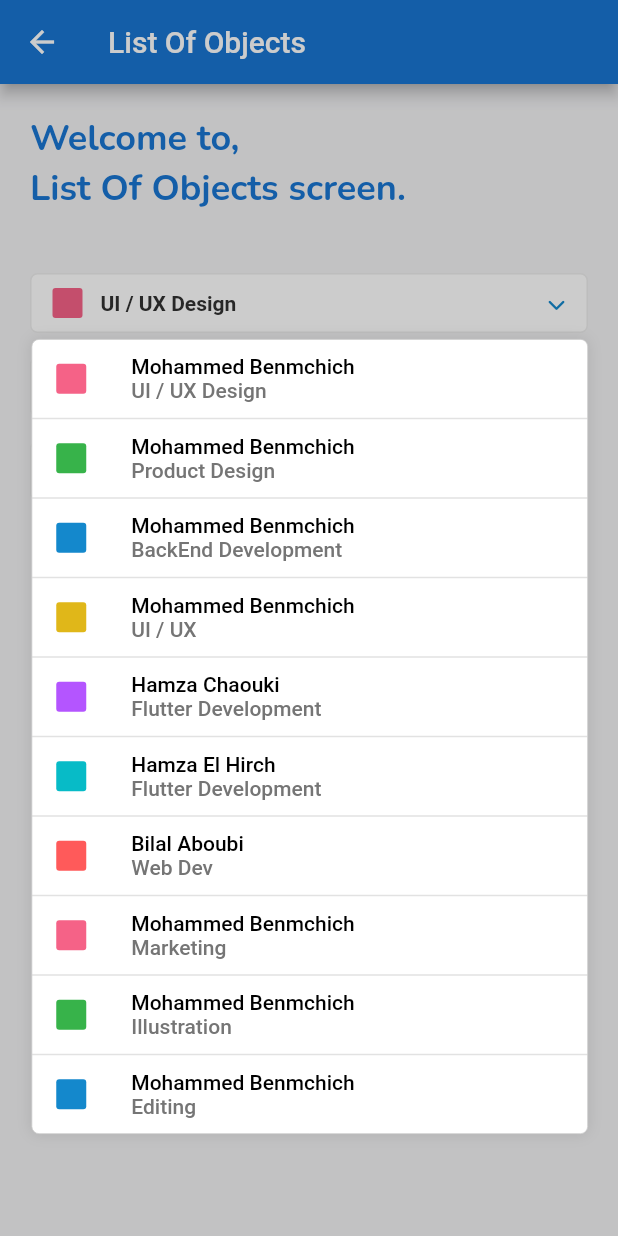
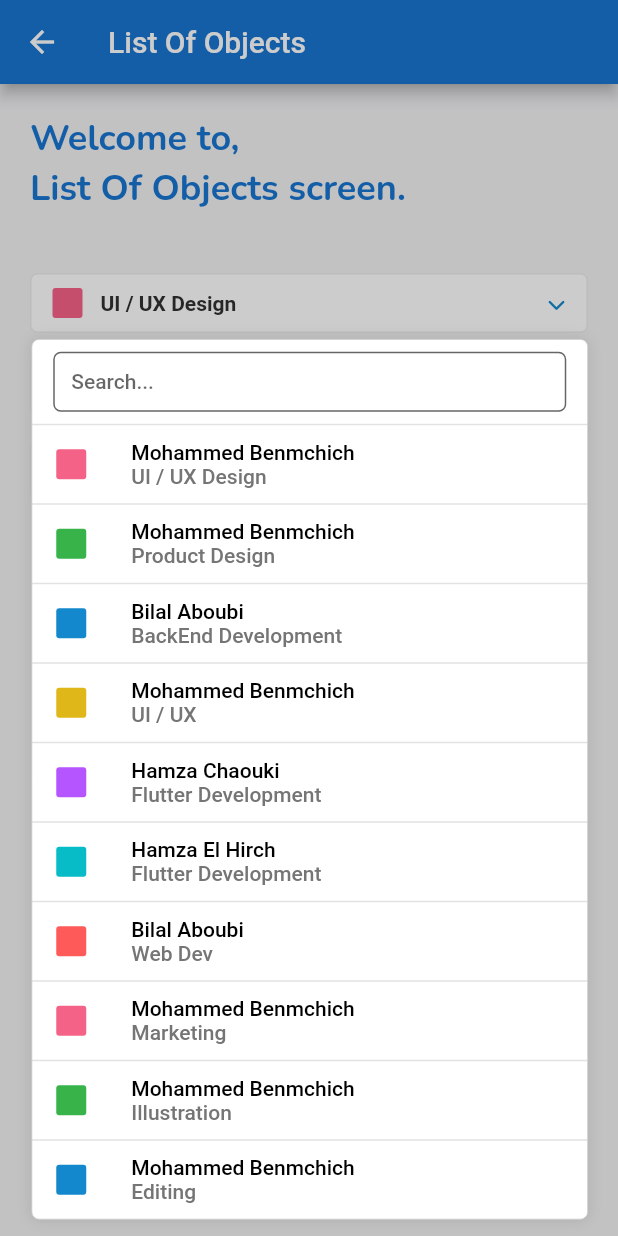
Before and after one commit to hamzamirai/mirai_dropdown_menu, a Flutter app: the ListObjectsScreen screen opened directly, after a tap on "UI / UX Design", on a phone screen of 412 x 824 dp. Run offline on Flutter 3.47's test engine with Material 2 defaults, Android fonts, the phone set to English and light mode, and no system bars; our stand-ins replace font_awesome_flutter, google_fonts, substring_highlight.

Commit message:
General Search..

```diff
--- a/example/lib/app/data/projects.dart
+++ b/example/lib/app/data/projects.dart
@@ -24,7 +24,7 @@ ProjectModel projectModel1 = ProjectModel(
 
 ProjectModel projectModel2 = ProjectModel(
   job: "BackEnd Development",
-  name: "Mohammed Benmchich",
+  name: "Bilal Aboubi",
   title: "5% completed 19988 budget left",
   progress: 0.05,
   color: listColor[2],
--- a/example/lib/app/models/project_model.dart
+++ b/example/lib/app/models/project_model.dart
@@ -24,4 +24,9 @@ class ProjectModel {
     this.progress,
     this.color = const Color(0xFF37B34A),
   });
+
+  @override
+  String toString() {
+    return 'ProjectModel{number: $number, job: $job, name: $name, title: $title, date: $date, client: $client, progress: $progress, color: $color}';
+  }
 }
--- a/example/lib/app/screens/list_of_objects_screen/components/drop_down_object_child_widget.dart
+++ b/example/lib/app/screens/list_of_objects_screen/components/drop_down_object_child_widget.dart
@@ -18,6 +18,7 @@ class DropDownObjectChildWidget extends StatelessWidget {
     this.padding,
     this.fontSize,
     this.coloredContainerSize,
+    this.height,
   }) : super(key: key);
 
   final ValueNotifier<ProjectModel> projectValueNotifier;
@@ -26,6 +27,7 @@ class DropDownObjectChildWidget extends StatelessWidget {
   final EdgeInsetsGeometry? padding;
   final double? fontSize;
   final double? coloredContainerSize;
+  final double? height;
 
   @override
   Widget build(BuildContext context) {
@@ -40,7 +42,7 @@ class DropDownObjectChildWidget extends StatelessWidget {
           width: 1.0,
         ),
       ),
-      height: 40,
+      height: height ?? 40,
       child: ValueListenableBuilder<ProjectModel>(
         valueListenable: projectValueNotifier,
         builder: (_, ProjectModel project, __) {
@@ -59,10 +61,12 @@ class DropDownObjectChildWidget extends StatelessWidget {
                     child: Text(
                       '${project.job}',
                       key: ValueKey<String>('${project.title}'.trim()),
+                      maxLines: 1,
                       style: Theme.of(context).textTheme.bodyText1!.copyWith(
                             fontWeight: FontWeight.w600,
                             color: AppTheme.keyTextBlackColor,
                             fontSize: fontSize,
+                            overflow: TextOverflow.ellipsis,
                           ),
                     ),
                   ),
--- a/example/lib/app/screens/list_of_objects_screen/list_of_objects_screen.dart
+++ b/example/lib/app/screens/list_of_objects_screen/list_of_objects_screen.dart
@@ -65,6 +65,7 @@ class _ListObjectsScreenState extends State<ListObjectsScreen> {
               key: UniqueKey(),
               children: listProjects,
               space: 4,
+              showSearchTextField: true,
               itemWidgetBuilder: (int index, ProjectModel project) {
                 return DropDownItemWidget(project: project);
               },
--- a/lib/src/mirai_dropdown_menu.dart
+++ b/lib/src/mirai_dropdown_menu.dart
@@ -12,8 +12,10 @@ import 'widgets/mirai_keyboard_visibility_builder_widget.dart';
 part 'utils/enums.dart';
 
 typedef MiraiDropdownBuilder<T> = Widget Function(int index, T item);
+
 typedef MiraiHighLightDropdownBuilder<T> = Widget Function(
     int index, SearchAttributes<T> item);
+
 typedef MiraiValueChanged<T> = void Function(T value);
 
 class MiraiPopupMenu<T> extends StatefulWidget {
@@ -38,7 +40,6 @@ class MiraiPopupMenu<T> extends StatefulWidget {
     this.emptyListMessage,
     this.showSearchTextField = false,
     this.searchDecoration,
-    this.searchQuery,
   })  : assert(child.key != null),
         super(key: key);
 
@@ -74,7 +75,6 @@ class MiraiPopupMenu<T> extends StatefulWidget {
 
   final bool showSearchTextField;
   final InputDecoration? searchDecoration;
-  final String? searchQuery;
 
   @override
   MiraiPopupMenuState<T> createState() => MiraiPopupMenuState<T>();
@@ -364,14 +364,12 @@ class _DropDownMenuContentState<T> extends State<_DropDownMenuContent<T>>
           return buildItemToReturn(index, children);
         }
       } else {
-        debugPrint('buildOtherWidget index$index');
         return buildOtherWidget();
       }
     }
   }
 
   InkWell buildItemToReturn(int index, SearchAttributes<T> children) {
-    debugPrint('children index: $index');
     return InkWell(
       onTap: () => onTapChild(index),
       child: widget.itemWidget(
@@ -474,7 +472,7 @@ class _DropDownMenuContentState<T> extends State<_DropDownMenuContent<T>>
       searchChildren.value.mQueryClient = query;
 
       final results = widget.children.where((child) =>
-          '${(child is String) ? child : widget.searchQuery}'
+          ((child is String) ? child : child.toString())
               .toLowerCase()
               .contains(query));
       searchChildren.value.searchList = List.from(results);
--- a/pubspec.yaml
+++ b/pubspec.yaml
@@ -1,6 +1,6 @@
 name: mirai_dropdown_menu
 description: MiraiDevs developed the Mirai Dropdown Menu Package. Using this package, you can set a static list of objects or a list you have downloaded from an API.
-version: 0.0.6
+version: 0.0.6+1
 
 homepage: https://github.com/devhch/mirai_dropdown_menu
 
```
Also changed, not shown: example/lib/main.dart (+15 -5 lines), example/pubspec.lock, 4 other files.
